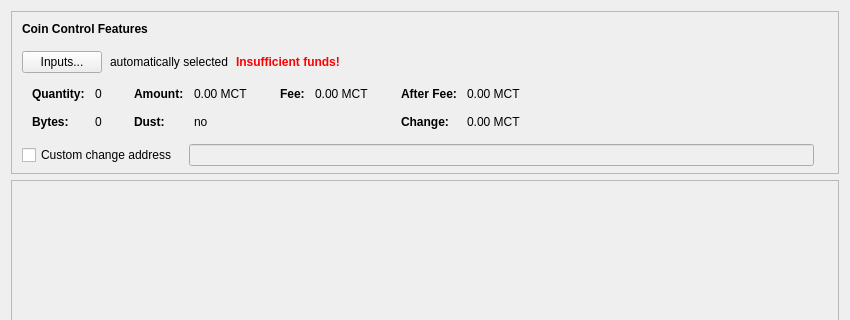
giaki3003/mct-coin-old-PoW, file src/qt/forms/sendcoinsdialog.ui: the form before one commit; both pictures show x 0 to 850 and y 0 to 320 of the 850 by 572 pixel window.
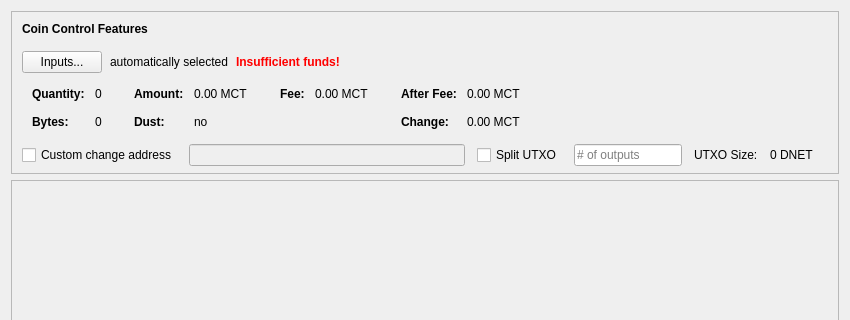
The form after the commit. Custom widgets are drawn as their Qt base class.

Commit message: [#62] Added basic UTXO splitter from Presstab

```diff
--- a/src/qt/forms/sendcoinsdialog.ui
+++ b/src/qt/forms/sendcoinsdialog.ui
@@ -499,7 +499,7 @@
          </widget>
         </item>
         <item>
-         <layout class="QHBoxLayout" name="horizontalLayoutCoinControl4" stretch="0,0,0">
+         <layout class="QHBoxLayout" name="horizontalLayoutCoinControl4" stretch="0,0,0,0,0,0,0">
           <property name="spacing">
            <number>12</number>
           </property>
@@ -535,6 +535,40 @@
             </property>
            </widget>
           </item>
+          <item>
+           <widget class="QCheckBox" name="splitBlockCheckBox">
+            <property name="text">
+             <string>Split UTXO</string>
+            </property>
+           </widget>
+          </item>
+          <item>
+           <widget class="QLineEdit" name="splitBlockLineEdit">
+            <property name="sizePolicy">
+             <sizepolicy hsizetype="Fixed" vsizetype="Fixed">
+              <horstretch>50</horstretch>
+              <verstretch>0</verstretch>
+             </sizepolicy>
+            </property>
+            <property name="placeholderText">
+             <string># of outputs</string>
+            </property>
+           </widget>
+          </item>
+          <item>
+           <widget class="QLabel" name="labelBlockSizeText">
+            <property name="text">
+             <string>UTXO Size:</string>
+            </property>
+           </widget>
+          </item>
+          <item>
+           <widget class="QLabel" name="labelBlockSize">
+            <property name="text">
+             <string>0 DNET</string>
+            </property>
+           </widget>
+          </item>
           <item>
            <widget class="QLabel" name="labelCoinControlChangeLabel">
             <property name="sizePolicy">
```
Left out of the diff: 2 changed lines with no effect on the pictures. The commit also changes 9 other files.
